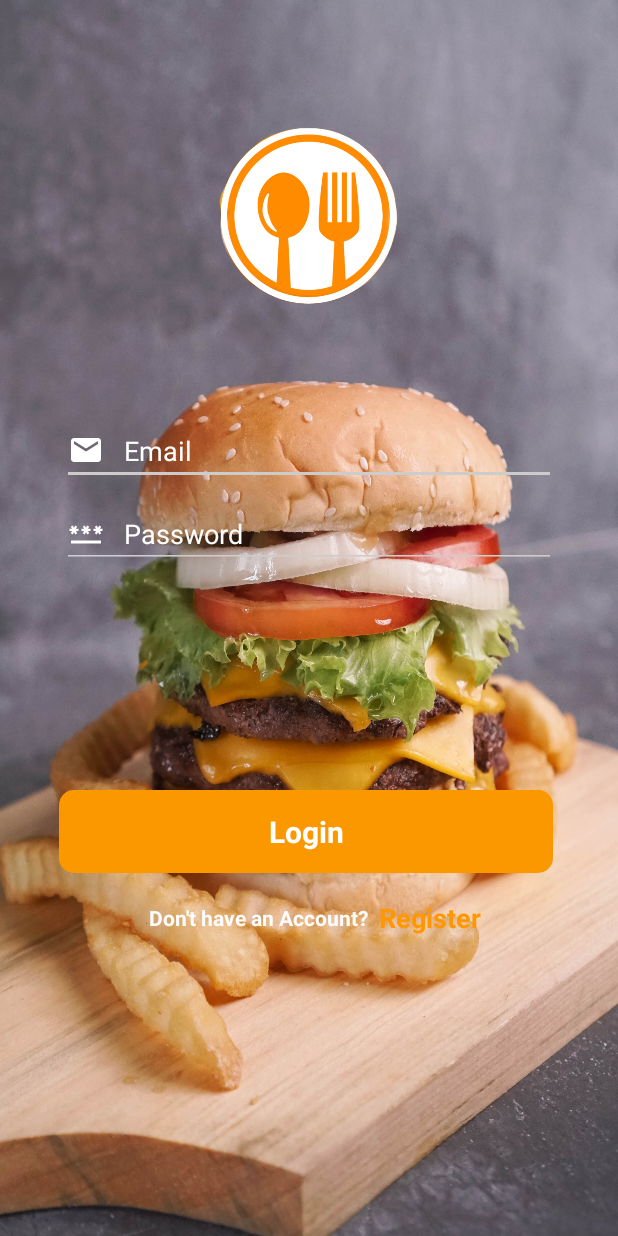
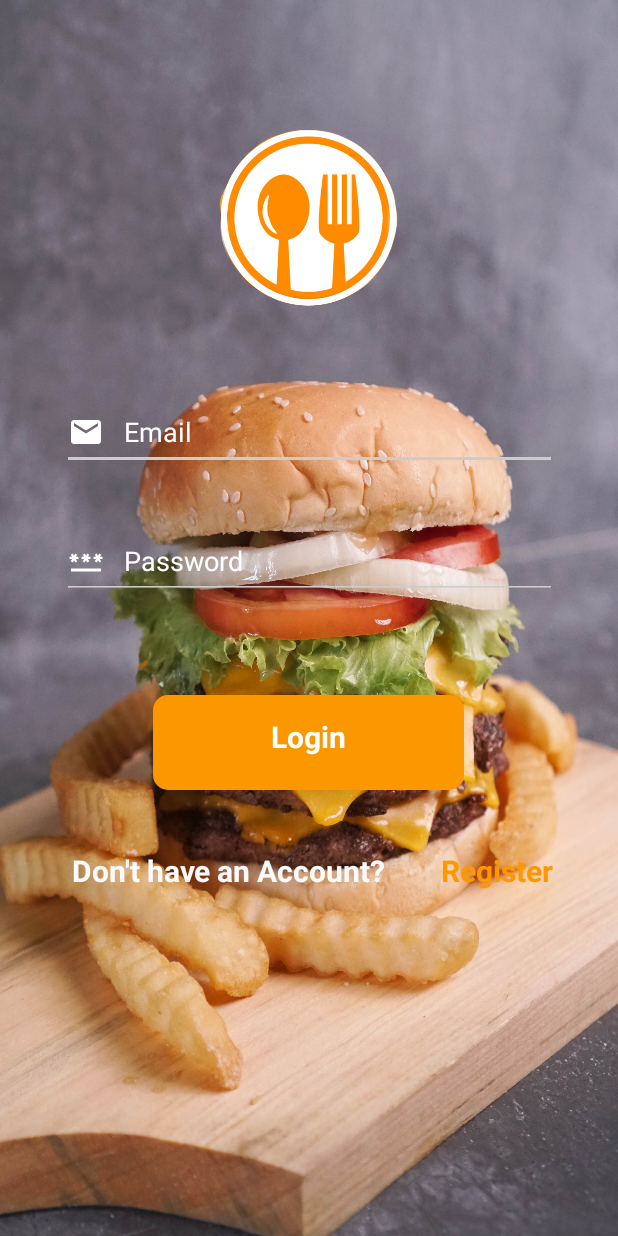
Before and after one commit to minhbebong/FoodDeliveryApp, an Android app: the LoginActivity screen opened directly, with no data from a screen before it, on a phone screen of 412 x 824 dp. Run offline under Robolectric (Android 15) with nearby library versions, the phone set to English and light mode, and no system bars; our stand-ins replace Room's generated code; Roboto replaces fonts that are not available here.

Commit message:
Update activity_login.xml

```diff
--- a/app/src/main/res/layout/activity_login.xml
+++ b/app/src/main/res/layout/activity_login.xml
@@ -5,7 +5,6 @@
     android:layout_width="match_parent"
     android:layout_height="match_parent"
     tools:context=".Activity.LoginActivity">
-
 
 
     <ImageView
@@ -16,18 +15,17 @@
 
         app:layout_constraintBottom_toBottomOf="parent"
         app:layout_constraintEnd_toEndOf="parent"
-        app:layout_constraintHorizontal_bias="1.0"
+        app:layout_constraintHorizontal_bias="0.0"
         app:layout_constraintStart_toStartOf="parent"
         app:layout_constraintTop_toTopOf="parent"
         app:layout_constraintVertical_bias="0.0"
         app:srcCompat="@drawable/bgregegister2" />
 
-
     <EditText
-        android:layout_marginTop="60dp"
         android:id="@+id/edt_email"
         android:layout_width="0dp"
-        android:layout_height="wrap_content"
+        android:layout_height="50dp"
+        android:layout_marginTop="44dp"
         android:backgroundTint="#CCCCCC"
         android:drawableLeft="@drawable/baseline_email_24"
         android:drawablePadding="13dp"
@@ -36,36 +34,36 @@
         android:textColor="@color/white"
         android:textColorHint="@color/white"
         android:textCursorDrawable="@drawable/white_cursor"
-        app:layout_constraintEnd_toEndOf="parent"
-        app:layout_constraintStart_toStartOf="parent"
+        app:layout_constraintEnd_toEndOf="@+id/imageView10"
+        app:layout_constraintHorizontal_bias="0.497"
+        app:layout_constraintStart_toStartOf="@+id/imageView10"
         app:layout_constraintTop_toBottomOf="@+id/imageView10"
         app:layout_constraintWidth_percent=".8" />
 
-
     <EditText
-        android:layout_marginTop="10dp"
         android:id="@+id/edt_password"
         android:layout_width="0dp"
-        android:layout_height="wrap_content"
-
+        android:layout_height="50dp"
+        android:layout_marginTop="36dp"
         android:backgroundTint="#CCCCCC"
         android:drawableLeft="@drawable/baseline_password_24"
         android:drawablePadding="13dp"
         android:hint="Password"
-        android:textCursorDrawable="@drawable/white_cursor"
         android:inputType="textPassword"
         android:textColor="@color/white"
         android:textColorHint="@color/white"
-        app:layout_constraintEnd_toEndOf="parent"
-        app:layout_constraintStart_toStartOf="parent"
+        android:textCursorDrawable="@drawable/white_cursor"
+        app:layout_constraintEnd_toEndOf="@+id/edt_email"
+        app:layout_constraintHorizontal_bias="0.0"
+        app:layout_constraintStart_toStartOf="@+id/edt_email"
         app:layout_constraintTop_toBottomOf="@+id/edt_email"
         app:layout_constraintWidth_percent=".8" />
 
     <TextView
-        android:layout_marginTop="90dp"
         android:id="@+id/btn_register"
-        android:layout_width="0dp"
-        android:layout_height="wrap_content"
+        android:layout_width="207dp"
+        android:layout_height="63dp"
+        android:layout_marginTop="64dp"
         android:background="@drawable/rounded_button"
         android:padding="14dp"
         android:text="Login"
@@ -73,53 +71,57 @@
         android:textAllCaps="false"
         android:textColor="@color/white"
         android:textSize="20sp"
+        android:minWidth="120dp"
+        android:minHeight="48dp"
         android:textStyle="bold"
-        app:layout_constraintBottom_toBottomOf="parent"
-        app:layout_constraintEnd_toEndOf="parent"
-        app:layout_constraintHorizontal_bias="0.475"
-        app:layout_constraintStart_toStartOf="parent"
+        app:layout_constraintEnd_toEndOf="@+id/imageView10"
+        app:layout_constraintHorizontal_bias="0.507"
+        app:layout_constraintStart_toStartOf="@+id/imageView10"
         app:layout_constraintTop_toBottomOf="@+id/edt_password"
+        app:layout_constraintWidth_percent=".8" />
 
-        app:layout_constraintVertical_bias="0.194"
-        app:layout_constraintWidth_percent=".8" />
 
     <TextView
         android:id="@+id/textView20"
         android:layout_width="wrap_content"
         android:layout_height="wrap_content"
-        android:layout_marginTop="20dp"
+        android:layout_marginStart="48dp"
+        android:layout_marginTop="40dp"
         android:text="Don't have an Account? "
         android:textAlignment="center"
         android:textColor="#FBFBFB"
+        android:textSize="20sp"
         android:textStyle="bold"
-        app:layout_constraintEnd_toEndOf="@+id/btn_register"
-        app:layout_constraintHorizontal_bias="0.331"
-        app:layout_constraintStart_toStartOf="@+id/btn_register"
+        app:layout_constraintStart_toStartOf="parent"
         app:layout_constraintTop_toBottomOf="@+id/btn_register" />
 
     <TextView
-        android:layout_width="wrap_content"
-        android:layout_height="wrap_content"
-
+        android:id="@+id/textView"
+        android:layout_width="94dp"
+        android:layout_height="27dp"
+        android:layout_marginTop="40dp"
+        android:layout_marginEnd="36dp"
+        android:minWidth="120dp"
+        android:minHeight="48dp"
         android:onClick="register"
         android:text=" Register"
         android:textAlignment="center"
         android:textColor="#FF9800"
-        android:textSize="18sp"
+        android:textSize="20sp"
         android:textStyle="bold"
-        app:layout_constraintBottom_toBottomOf="@+id/textView20"
-        app:layout_constraintStart_toEndOf="@+id/textView20"
-        app:layout_constraintTop_toTopOf="@+id/textView20" />
+        app:layout_constraintEnd_toEndOf="parent"
+        app:layout_constraintTop_toBottomOf="@+id/btn_register" />
 
     <ImageView
         android:id="@+id/imageView10"
         android:layout_width="150dp"
         android:layout_height="150dp"
-        android:layout_marginTop="68dp"
+        app:layout_constraintBottom_toBottomOf="parent"
         app:layout_constraintEnd_toEndOf="parent"
         app:layout_constraintHorizontal_bias="0.498"
         app:layout_constraintStart_toStartOf="parent"
-        app:layout_constraintTop_toTopOf="@+id/imageView"
+        app:layout_constraintTop_toTopOf="parent"
+        app:layout_constraintVertical_bias="0.103"
         app:srcCompat="@drawable/food_app_icon2" />
 
 </androidx.constraintlayout.widget.ConstraintLayout>
```
